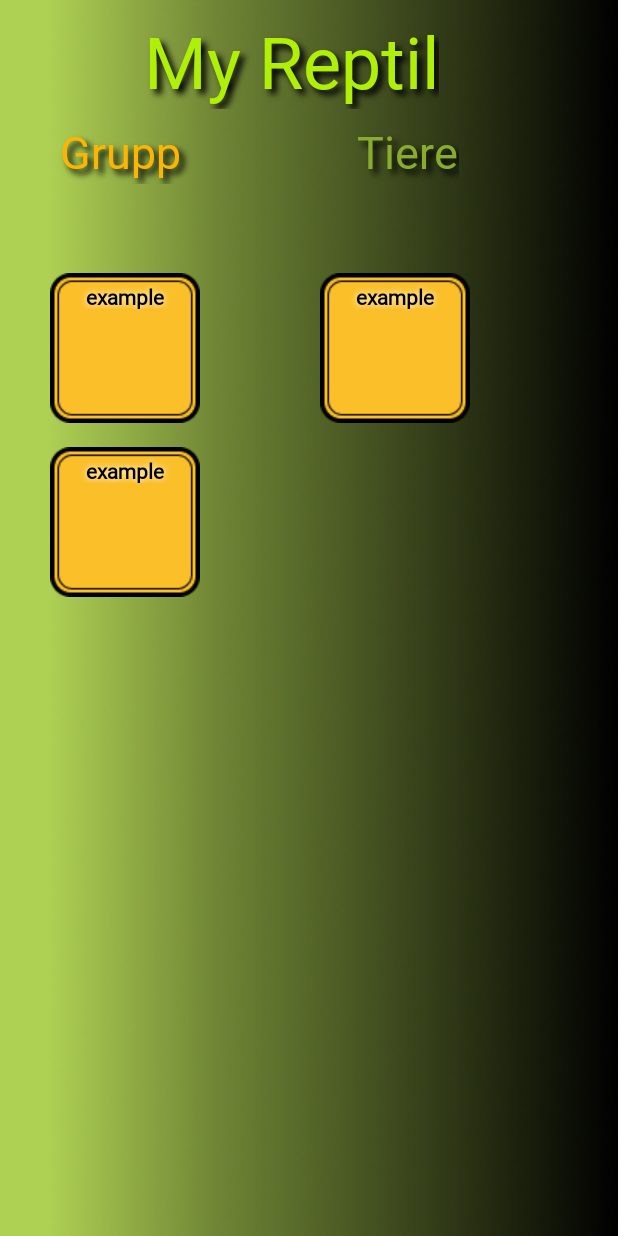
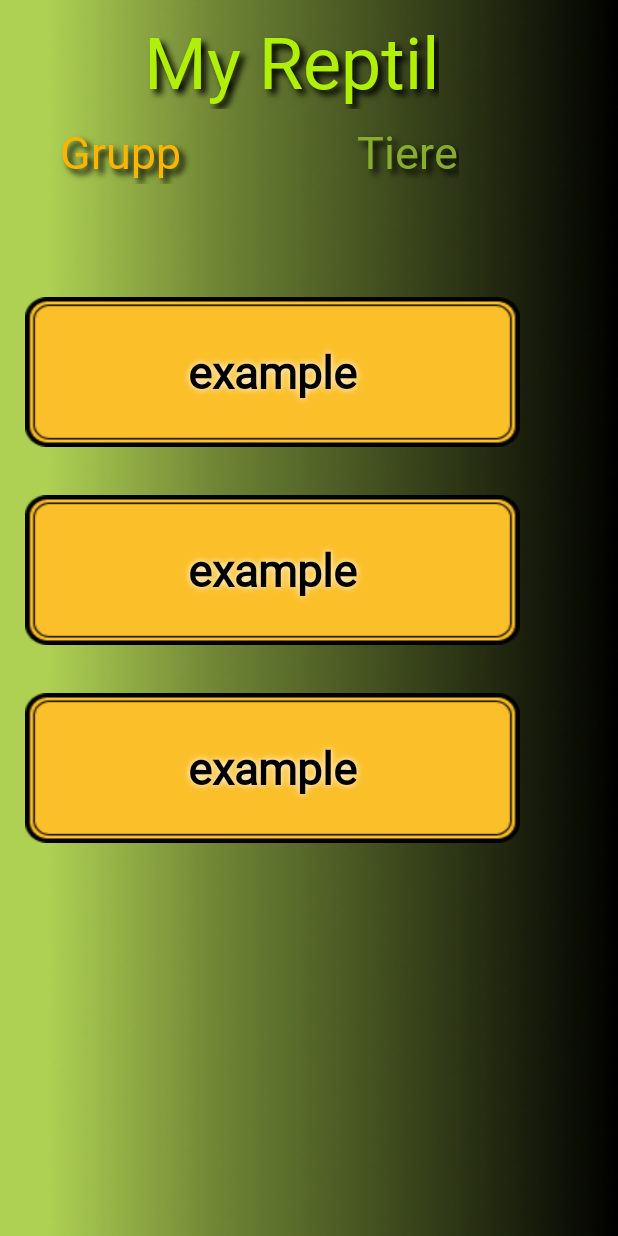
Before and after one commit to ChristianDevelopment/MYReptiles, an Android app: the layout fragment_gruppen.xml on its own in the app's theme, with its tools: preview values and no code run, on a phone screen of 412 x 824 dp. Run offline under Robolectric (Android 15) with nearby library versions, the phone set to English and light mode, and no system bars.

Commit message:
sechster commit

```diff
--- a/app/src/main/java/com/example/myreptil/adapter/ItemAdapterTier.kt
+++ b/app/src/main/java/com/example/myreptil/adapter/ItemAdapterTier.kt
@@ -6,13 +6,10 @@ import android.view.ViewGroup
 import android.widget.ImageView
 import android.widget.TextView
 import androidx.navigation.findNavController
-import androidx.navigation.fragment.findNavController
 import androidx.recyclerview.widget.RecyclerView
 import com.example.myreptil.data.datamodels.Tier
 import com.example.myreptil.data.datamodels.TierartEnum
 import com.example.myreptil.R
-import com.example.myreptil.databinding.FragmentSearchBinding
-import com.example.myreptil.databinding.FragmentTiereBinding
 import com.example.myreptil.ui.Fragment_TiereDirections
 import com.example.myreptil.ui.SearchFragmentDirections
 
--- a/app/src/main/java/com/example/myreptil/ui/GruppenFragment.kt
+++ b/app/src/main/java/com/example/myreptil/ui/GruppenFragment.kt
@@ -35,14 +35,17 @@ class GruppenFragment : Fragment() {
     override fun onViewCreated(view: View, savedInstanceState: Bundle?) {
         super.onViewCreated(view, savedInstanceState)
 
+        var navigation:(Long)->Unit ={ id->findNavController().navigate(GruppenFragmentDirections.actionGruppenFragmentToFragmentGruppenTiere(id))}
+
         viewModel.gruppenList.observe(viewLifecycleOwner){
 
-            binding.rvRvLayout.adapter = ItemAdapterGruppe(it)
+            binding.rvRvLayout.adapter = ItemAdapterGruppe(it, navigation)
 
         }
 
 
         // OnklickListener für die navigation vom GruppenFragment zum Gruppen Tiere Fragment
+
         binding.MTiere.setOnClickListener {
 
             findNavController().navigate(GruppenFragmentDirections.actionGruppenFragmentToFragmentTiere())
--- a/app/src/main/res/layout/fragment_gruppen.xml
+++ b/app/src/main/res/layout/fragment_gruppen.xml
@@ -75,14 +75,12 @@
             android:layout_height="588dp"
             android:layout_marginTop="55dp"
             android:layout_marginEnd="50dp"
-            app:layoutManager="androidx.recyclerview.widget.GridLayoutManager"
+            app:layoutManager="androidx.recyclerview.widget.LinearLayoutManager"
             app:layout_constraintBottom_toBottomOf="parent"
             app:layout_constraintEnd_toEndOf="parent"
-            app:layout_constraintHorizontal_bias="0.5"
             app:layout_constraintStart_toStartOf="parent"
             app:layout_constraintTop_toBottomOf="@+id/HeadLine"
-            app:spanCount="2"
-            tools:listitem="@layout/pattern" />
+            tools:listitem="@layout/pattern_gruppe" />
 
     </androidx.constraintlayout.widget.ConstraintLayout>
 </layout>
--- a/app/src/main/res/layout/pattern_gruppe.xml
+++ b/app/src/main/res/layout/pattern_gruppe.xml
@@ -22,10 +22,11 @@
         app:srcCompat="@drawable/patterngruppe" />
 
     <TextView
-        android:id="@+id/tv_pattern"
-        android:layout_width="wrap_content"
-        android:layout_height="wrap_content"
+        android:id="@+id/tv_patternGruppe"
+        android:layout_width="0dp"
+        android:layout_height="0dp"
         android:fontFamily="@font/pattaya"
+        android:gravity="center_horizontal|center_vertical"
         android:shadowColor="#FFFFFF"
         android:shadowDx="0"
         android:shadowDy="0"
```
Also changed, not shown: app/src/main/java/com/example/myreptil/adapter/ItemAdapterGruppe.kt (+8 -10 lines), app/src/main/java/com/example/myreptil/ui/GruppenTiereFragment.kt (+22 -4 lines), app/src/main/java/com/example/myreptil/ui/gruppeTiereSaveFragment.kt (deleted, +0 -23 lines), app/src/main/res/layout/fragment_gruppe_tiere_save.xml (deleted, +0 -14 lines), app/src/main/res/navigation/nav_graph.xml (+6 -7 lines).
